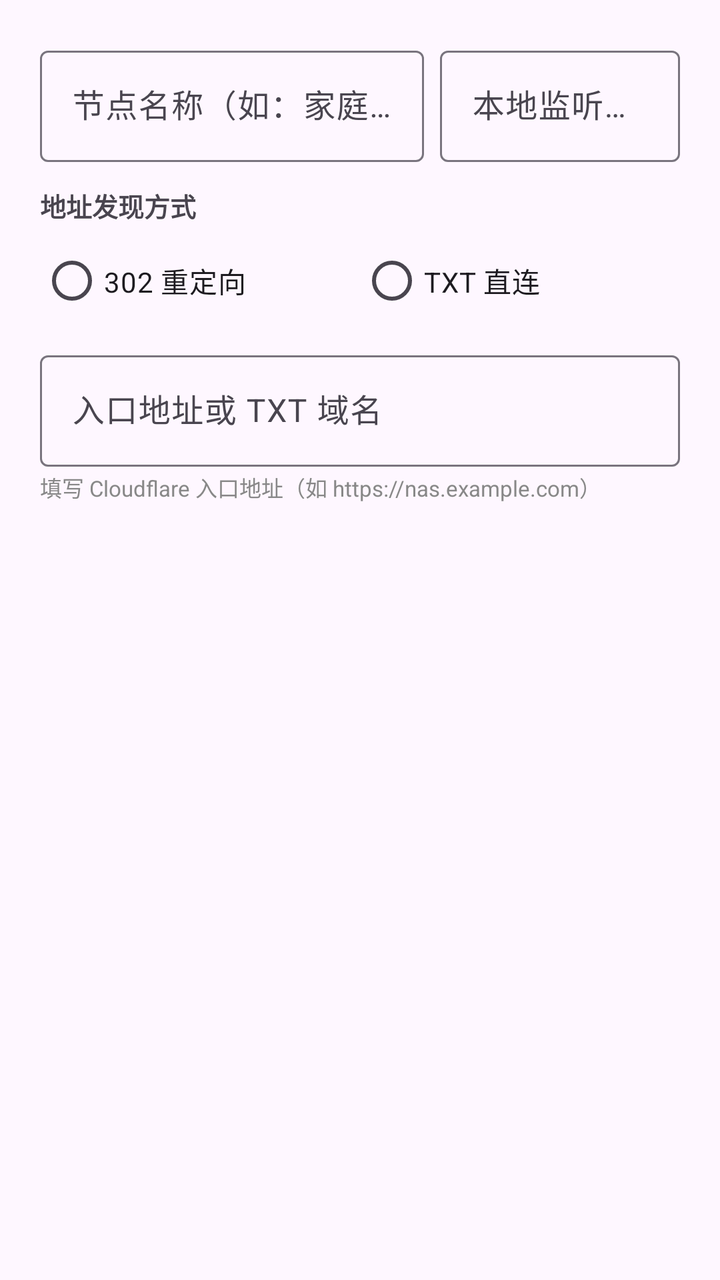
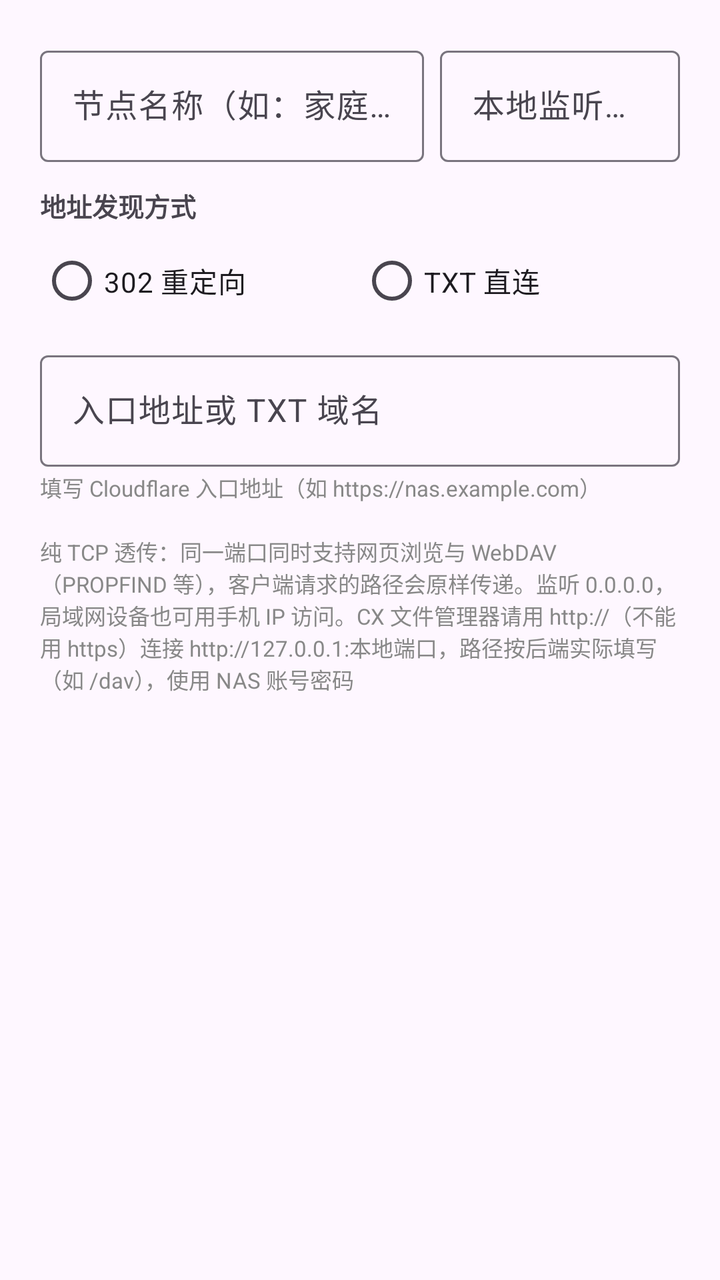

An Android layout rendered at two revisions. The XML below is the earlier revision; the diff shows what the commit changed to produce the second picture.
<!-- AndroidManifest.xml: application theme Theme.WebDavGate -->
<!-- res/layout/dialog_node_edit.xml -->
<?xml version="1.0" encoding="utf-8"?>
<LinearLayout xmlns:android="http://schemas.android.com/apk/res/android"
    android:layout_width="match_parent"
    android:layout_height="wrap_content"
    android:orientation="vertical"
    android:padding="20dp">

    
    <LinearLayout
        android:layout_width="match_parent"
        android:layout_height="wrap_content"
        android:orientation="horizontal"
        android:baselineAligned="false">

        <com.google.android.material.textfield.TextInputLayout
            android:layout_width="0dp"
            android:layout_height="wrap_content"
            android:layout_weight="1"
            android:hint="@string/hint_name">

            <com.google.android.material.textfield.TextInputEditText
                android:id="@+id/editName"
                android:layout_width="match_parent"
                android:layout_height="wrap_content"
                android:inputType="text"
                android:maxLines="1" />

        </com.google.android.material.textfield.TextInputLayout>

        <com.google.android.material.textfield.TextInputLayout
            android:layout_width="120dp"
            android:layout_height="wrap_content"
            android:layout_marginStart="8dp"
            android:hint="@string/hint_port">

            <com.google.android.material.textfield.TextInputEditText
                android:id="@+id/editPort"
                android:layout_width="match_parent"
                android:layout_height="wrap_content"
                android:inputType="number"
                android:maxLines="1" />

        </com.google.android.material.textfield.TextInputLayout>

    </LinearLayout>

    
    <TextView
        android:layout_width="match_parent"
        android:layout_height="wrap_content"
        android:layout_marginTop="12dp"
        android:text="@string/discovery_mode"
        android:textSize="13sp"
        android:textStyle="bold" />

    <RadioGroup
        android:id="@+id/discoveryGroup"
        android:layout_width="match_parent"
        android:layout_height="wrap_content"
        android:layout_marginTop="4dp"
        android:orientation="horizontal">

        <RadioButton
            android:id="@+id/radioRedirect"
            android:layout_width="0dp"
            android:layout_height="wrap_content"
            android:layout_weight="1"
            android:text="@string/mode_302" />

        <RadioButton
            android:id="@+id/radioTxt"
            android:layout_width="0dp"
            android:layout_height="wrap_content"
            android:layout_weight="1"
            android:text="@string/mode_txt" />

    </RadioGroup>

    
    <com.google.android.material.textfield.TextInputLayout
        android:layout_width="match_parent"
        android:layout_height="wrap_content"
        android:layout_marginTop="8dp"
        android:hint="@string/hint_address">

        <com.google.android.material.textfield.TextInputEditText
            android:id="@+id/editUrl"
            android:layout_width="match_parent"
            android:layout_height="wrap_content"
            android:inputType="textUri"
            android:maxLines="1" />

    </com.google.android.material.textfield.TextInputLayout>

    <TextView
        android:id="@+id/modeHelp"
        android:layout_width="match_parent"
        android:layout_height="wrap_content"
        android:layout_marginTop="2dp"
        android:text="@string/mode_302_help"
        android:textSize="11sp"
        android:textColor="#888888" />

</LinearLayout>
<!-- resources referenced by this layout -->
<resources>
  <string name="discovery_mode">地址发现方式</string>
  <string name="hint_address">入口地址或 TXT 域名</string>
  <string name="hint_name">节点名称（如：家庭 NAS）</string>
  <string name="hint_port">本地监听端口</string>
  <string name="mode_302">302 重定向</string>
  <string name="mode_302_help">填写 Cloudflare 入口地址（如 https://nas.example.com）</string>
  <string name="mode_txt">TXT 直连</string>
  <style name="Theme.WebDavGate" parent="Theme.Material3.DayNight.NoActionBar">
          
          <item name="android:statusBarColor">@android:color/transparent</item>
          <item name="android:navigationBarColor">?attr/colorSurface</item>
      </style>
</resources>

<!-- the commit's change to res/layout/dialog_node_edit.xml (unified diff, before → after) -->
@@ -101,4 +101,13 @@
         android:textSize="11sp"
         android:textColor="#888888" />
 
+    
+    <TextView
+        android:layout_width="match_parent"
+        android:layout_height="wrap_content"
+        android:layout_marginTop="16dp"
+        android:text="@string/unified_help"
+        android:textSize="11sp"
+        android:textColor="#888888" />
+
 </LinearLayout>
<!-- resource entries referenced after the edit -->
@@ -7,6 +7,7 @@
   <string name="mode_302">302 重定向</string>
   <string name="mode_302_help">填写 Cloudflare 入口地址（如 https://nas.example.com）</string>
   <string name="mode_txt">TXT 直连</string>
+  <string name="unified_help">纯 TCP 透传：同一端口同时支持网页浏览与 WebDAV（PROPFIND 等），客户端请求的路径会原样传递。监听 0.0.0.0，局域网设备也可用手机 IP 访问。CX 文件管理器请用 http://（不能用 https）连接 http://127.0.0.1:本地端口，路径按后端实际填写（如 /dav），使用 NAS 账号密码</string>
   <style name="Theme.WebDavGate" parent="Theme.Material3.DayNight.NoActionBar">
           
           <item name="android:statusBarColor">@android:color/transparent</item>
